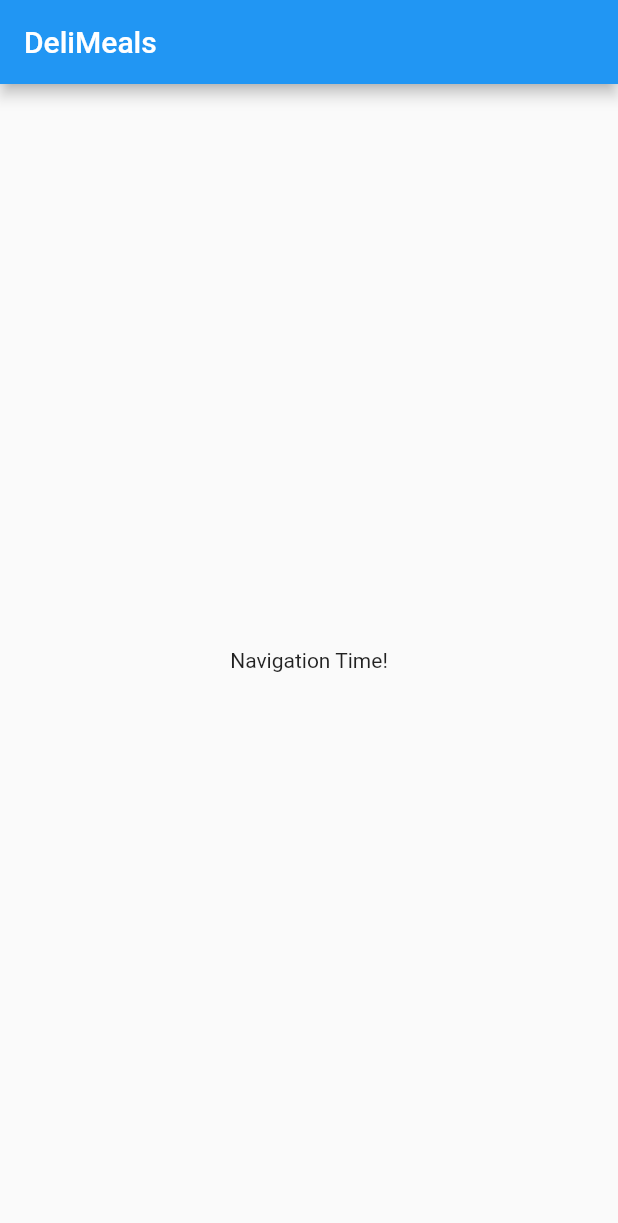
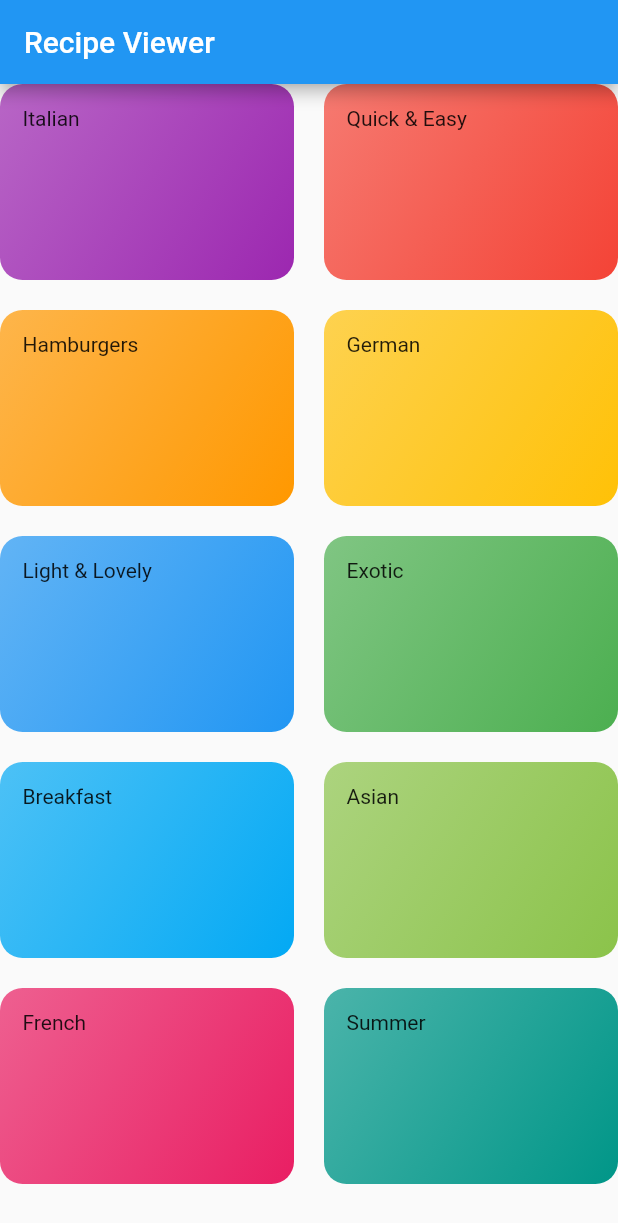
Before and after one commit to steadysamwise4/recipe_viewer, a Flutter app: the screen it shows after launch, on a phone screen of 412 x 824 dp. Shown: the top 1223 px of the screen. Run offline on Flutter 3.47's test engine with Material 2 defaults, Android fonts, the phone set to English and light mode, and no system bars.

Commit message:
basic homepage/categories screen built and  populated with dummy data

```diff
--- /dev/null
+++ b/lib/categories_screen.dart
@@ -0,0 +1,33 @@
+import 'package:flutter/src/widgets/container.dart';
+import 'package:flutter/src/widgets/framework.dart';
+
+import 'package:flutter/material.dart';
+
+import './dummy_data.dart';
+import './category_item.dart';
+
+class CategoriesScreen extends StatelessWidget {
+  const CategoriesScreen({super.key});
+
+  @override
+  Widget build(BuildContext context) {
+    return Scaffold(
+      appBar: AppBar(
+        title: const Text('Recipe Viewer'),
+      ),
+      body: GridView(
+        gridDelegate: const SliverGridDelegateWithMaxCrossAxisExtent(
+            maxCrossAxisExtent: 200,
+            childAspectRatio: 3 / 2,
+            crossAxisSpacing: 20,
+            mainAxisSpacing: 20),
+        children: DUMMY_CATEGORIES
+            .map((catData) => CategoryItem(
+                  catData.title,
+                  catData.color,
+                ))
+            .toList(),
+      ),
+    );
+  }
+}
--- /dev/null
+++ b/lib/category_item.dart
@@ -0,0 +1,30 @@
+import 'package:flutter/src/widgets/container.dart';
+import 'package:flutter/src/widgets/framework.dart';
+
+import 'package:flutter/material.dart';
+
+class CategoryItem extends StatelessWidget {
+  const CategoryItem(this.title, this.color, {super.key});
+
+  final String title;
+  final Color color;
+
+  @override
+  Widget build(BuildContext context) {
+    return Container(
+      padding: const EdgeInsets.all(15),
+      decoration: BoxDecoration(
+        gradient: LinearGradient(
+          colors: [
+            color.withOpacity(0.7),
+            color,
+          ],
+          begin: Alignment.topLeft,
+          end: Alignment.bottomRight,
+        ),
+        borderRadius: BorderRadius.circular(15),
+      ),
+      child: Text(title),
+    );
+  }
+}
--- /dev/null
+++ b/lib/dummy_data.dart
@@ -0,0 +1,56 @@
+import 'package:flutter/material.dart';
+
+import './models/category.dart';
+
+const DUMMY_CATEGORIES = [
+  Category(
+    id: 'c1',
+    title: 'Italian',
+    color: Colors.purple,
+  ),
+  Category(
+    id: 'c2',
+    title: 'Quick & Easy',
+    color: Colors.red,
+  ),
+  Category(
+    id: 'c3',
+    title: 'Hamburgers',
+    color: Colors.orange,
+  ),
+  Category(
+    id: 'c4',
+    title: 'German',
+    color: Colors.amber,
+  ),
+  Category(
+    id: 'c5',
+    title: 'Light & Lovely',
+    color: Colors.blue,
+  ),
+  Category(
+    id: 'c6',
+    title: 'Exotic',
+    color: Colors.green,
+  ),
+  Category(
+    id: 'c7',
+    title: 'Breakfast',
+    color: Colors.lightBlue,
+  ),
+  Category(
+    id: 'c8',
+    title: 'Asian',
+    color: Colors.lightGreen,
+  ),
+  Category(
+    id: 'c9',
+    title: 'French',
+    color: Colors.pink,
+  ),
+  Category(
+    id: 'c10',
+    title: 'Summer',
+    color: Colors.teal,
+  ),
+];
--- a/lib/main.dart
+++ b/lib/main.dart
@@ -1,4 +1,5 @@
 import 'package:flutter/material.dart';
+import './categories_screen.dart';
 
 void main() => runApp(const MyApp());
 
@@ -12,28 +13,7 @@ class MyApp extends StatelessWidget {
       theme: ThemeData(
         primarySwatch: Colors.blue,
       ),
-      home: const MyHomePage(),
+      home: const CategoriesScreen(),
     );
   }
 }
-
-class MyHomePage extends StatefulWidget {
-  const MyHomePage({super.key});
-
-  @override
-  _MyHomePageState createState() => _MyHomePageState();
-}
-
-class _MyHomePageState extends State<MyHomePage> {
-  @override
-  Widget build(BuildContext context) {
-    return Scaffold(
-      appBar: AppBar(
-        title: const Text('DeliMeals'),
-      ),
-      body: const Center(
-        child: Text('Navigation Time!'),
-      ),
-    );
-  }
-}
--- /dev/null
+++ b/lib/models/category.dart
@@ -0,0 +1,13 @@
+import 'package:flutter/material.dart';
+
+class Category {
+  final String id;
+  final String title;
+  final Color color;
+
+  const Category({
+    required this.id,
+    required this.title,
+    this.color = Colors.orange,
+  });
+}
```
